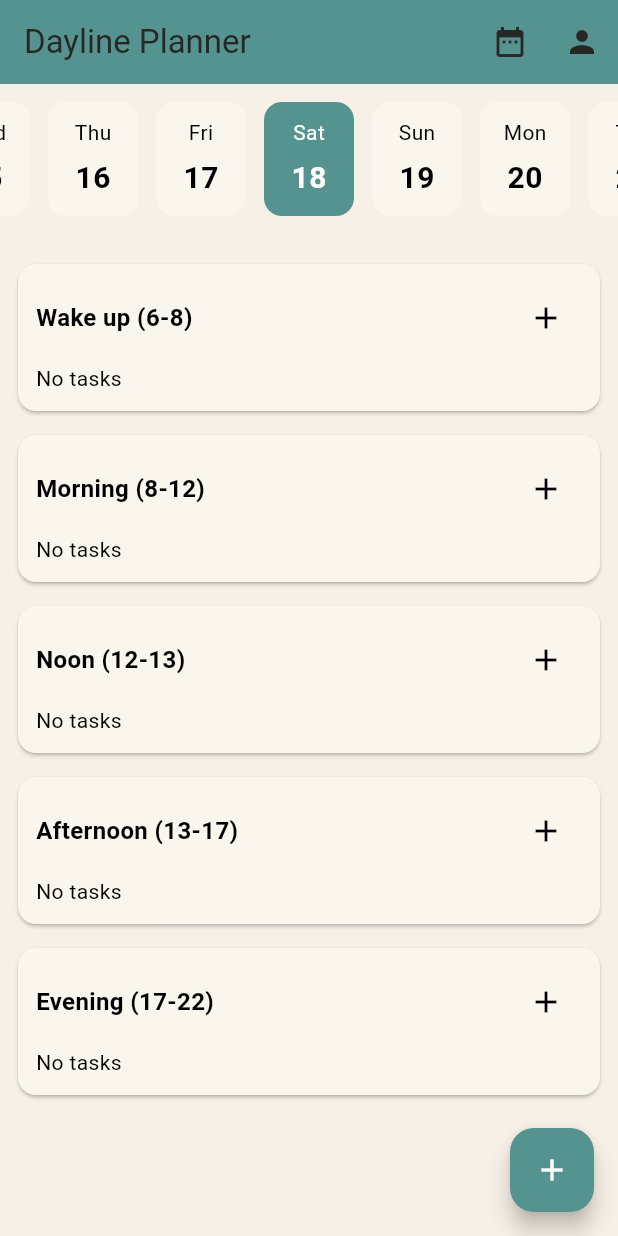
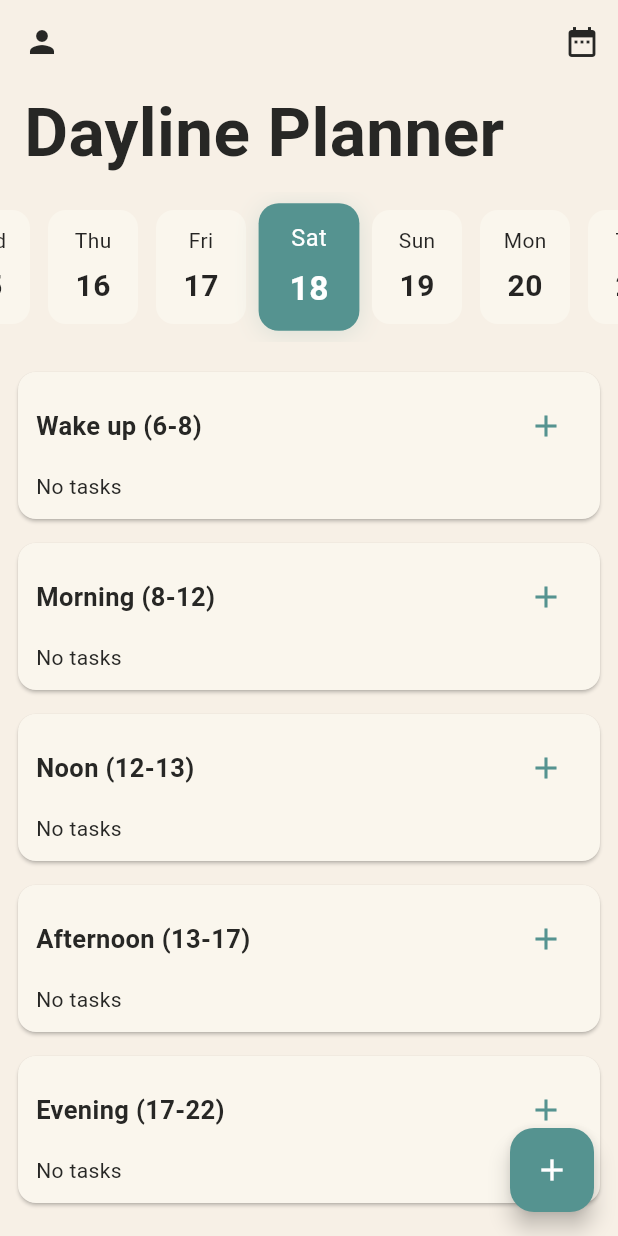
Before and after one commit to Club-Team/planner, a Flutter app: the screen it shows after launch, on a phone screen of 412 x 824 dp. Run offline on Flutter 3.47's test engine with Material 3 defaults, Android fonts, the phone set to English and light mode, and no system bars; our stand-ins replace image_picker, shared_preferences, sqflite, sqflite_common_ffi; accounts and stored records are empty.

Commit message:
change app bar and add animation

```diff
--- a/lib/screens/planner_screen.dart
+++ b/lib/screens/planner_screen.dart
@@ -56,19 +56,18 @@ class _PlannerScreenState extends State<PlannerScreen> {
     final provider = Provider.of<TaskProvider>(context);
     return Scaffold(
       appBar: AppBar(
-        title: const Text('Dayline Planner'),
         actions: [
           IconButton(
             icon: const Icon(Icons.date_range),
             onPressed: () => Navigator.pushNamed(context, '/tasks'),
             tooltip: 'Tasks',
-          ),
-          IconButton(
-            icon: const Icon(Icons.person),
-            onPressed: () => Navigator.pushNamed(context, '/profile'),
-            tooltip: 'Profile',
-          ),
+          )
         ],
+        leading: IconButton(
+          icon: const Icon(Icons.person),
+          onPressed: () => Navigator.pushNamed(context, '/profile'),
+          tooltip: 'Profile',
+        ),
       ),
       floatingActionButton: FloatingActionButton(
         onPressed: () async {
@@ -78,6 +77,19 @@ class _PlannerScreenState extends State<PlannerScreen> {
       ),
       body: Column(
         children: [
+          Align(
+            alignment: Alignment.centerLeft, // 👈 only this child is left-aligned
+            child: Padding(
+              padding: const EdgeInsets.fromLTRB(16.0, 0.0, 0.0, 8.0), // 👈 space from the left
+              child: Text(
+                'Dayline Planner',
+                style: const TextStyle(
+                  fontSize: 45,
+                  fontWeight: FontWeight.bold,
+                ),
+              ),
+            ),
+          ),
           SizedBox(
             height: 100,
             child: HorizontalDates(
@@ -114,9 +126,10 @@ class _PlannerScreenState extends State<PlannerScreen> {
                             children: [
                               Row(
                                 children: [
-                                  Expanded(child: Text(labelForSection(s), style: const TextStyle(fontWeight: FontWeight.bold, fontSize: 16))),
+                                  Expanded(child: Text(labelForSection(s), style: const TextStyle(fontWeight: FontWeight.bold, fontSize: 17))),
                                   IconButton(
                                     icon: const Icon(Icons.add),
+                                    color: Theme.of(context).colorScheme.primary,
                                     onPressed: () {
                                       Navigator.pushNamed(
                                         context,
--- a/lib/themes/light_theme.dart
+++ b/lib/themes/light_theme.dart
@@ -16,7 +16,7 @@ class AppTheme {
       secondary: accentColor,
     ),
     appBarTheme: AppBarTheme(
-      backgroundColor: primaryColor,
+      backgroundColor: backgroundColor,
       foregroundColor: Color.fromRGBO(39, 39, 37, 1.0),
     ),
     elevatedButtonTheme: ElevatedButtonThemeData(
@@ -24,6 +24,11 @@ class AppTheme {
         backgroundColor: primaryColor,
         foregroundColor: Color.fromRGBO(39, 39, 37, 1.0),
       ),
+    ),
+    textTheme: const TextTheme(
+      bodyLarge: TextStyle(color: Color.fromRGBO(39, 39, 37, 1.0)),
+      bodyMedium: TextStyle(color: Color.fromRGBO(39, 39, 37, 1.0)),
+      bodySmall: TextStyle(color: Color.fromRGBO(39, 39, 37, 1.0))
     ),
     floatingActionButtonTheme: FloatingActionButtonThemeData(
       backgroundColor: primaryColor,
--- a/lib/widgets/horizontal_dates.dart
+++ b/lib/widgets/horizontal_dates.dart
@@ -19,15 +19,19 @@ class HorizontalDates extends StatefulWidget {
 
 class _HorizontalDatesState extends State<HorizontalDates> {
   late final ScrollController _scrollController;
+  int? _selectedIndex;
 
   @override
   void initState() {
     super.initState();
     _scrollController = ScrollController();
 
+    // initialize selection to today
+    _selectedIndex = _findTodayIndex();
+
     // Scroll to today's index after build
     WidgetsBinding.instance.addPostFrameCallback((_) {
-      final todayIdx = _findTodayIndex();
+      final todayIdx = _selectedIndex ?? 0;
       _scrollToCenter(todayIdx);
     });
   }
@@ -62,30 +66,54 @@ class _HorizontalDatesState extends State<HorizontalDates> {
           final d = widget.dateForIndex(idx);
           final isToday = DateFormat('yyyy-MM-dd').format(d) ==
               DateFormat('yyyy-MM-dd').format(DateTime.now());
+          final isSelected = _selectedIndex == idx;
+
+          final primary = Theme.of(context).colorScheme.primary;
+          final onPrimary = Theme.of(context).colorScheme.onPrimary;
 
           return GestureDetector(
             onTap: () {
+              setState(() {
+                _selectedIndex = idx;
+              });
               widget.pageController.animateToPage(
                 idx,
                 duration: const Duration(milliseconds: 300),
                 curve: Curves.easeInOut,
               );
             },
-            child: Container(
+            child: AnimatedScale(
+              scale: isSelected ? 1.12 : 1.0,
+              duration: const Duration(milliseconds: 220),
+              curve: Curves.easeOutCubic,
+              child: AnimatedContainer(
+                duration: const Duration(milliseconds: 220),
+                curve: Curves.easeOutCubic,
                 width: 60,
                 margin: const EdgeInsets.symmetric(horizontal: 6, vertical: 12),
                 decoration: BoxDecoration(
-                color: isToday ? Theme.of(context).primaryColor : Color.fromRGBO(250, 246, 237, 1.0),
+                  color: isSelected
+                      ? primary
+                      : (isToday ? Theme.of(context).cardColor : const Color.fromRGBO(250, 246, 237, 1.0)),
                   borderRadius: BorderRadius.circular(12),
+                  border: (isToday && !isSelected)
+                      ? Border.all(color: primary, width: 2)
+                      : null,
+                  boxShadow: isSelected
+                      ? [BoxShadow(color: primary.withOpacity(0.18), blurRadius: 12, offset: Offset(0, 2))]
+                      : [],
                 ),
                 alignment: Alignment.center,
+                child: AnimatedOpacity(
+                  opacity: isSelected ? 1.0 : 0.85,
+                  duration: const Duration(milliseconds: 220),
                   child: Column(
                     mainAxisSize: MainAxisSize.min,
                     children: [
                       Text(
                         DateFormat.E().format(d),
                         style: TextStyle(
-                      color: isToday ? Colors.white : Colors.black,
+                          color: isSelected ? onPrimary : (isToday ? primary : Colors.black),
                         ),
                       ),
                       const SizedBox(height: 6),
@@ -94,10 +122,12 @@ class _HorizontalDatesState extends State<HorizontalDates> {
                         style: TextStyle(
                           fontSize: 20,
                           fontWeight: FontWeight.bold,
-                      color: isToday ? Colors.white : Colors.black,
+                          color: isSelected ? onPrimary : (isToday ? primary : Colors.black),
                         ),
                       ),
                     ],
+                  ),
+                ),
               ),
             ),
           );
```
Lines whose indentation alone changed are shown as unchanged.
